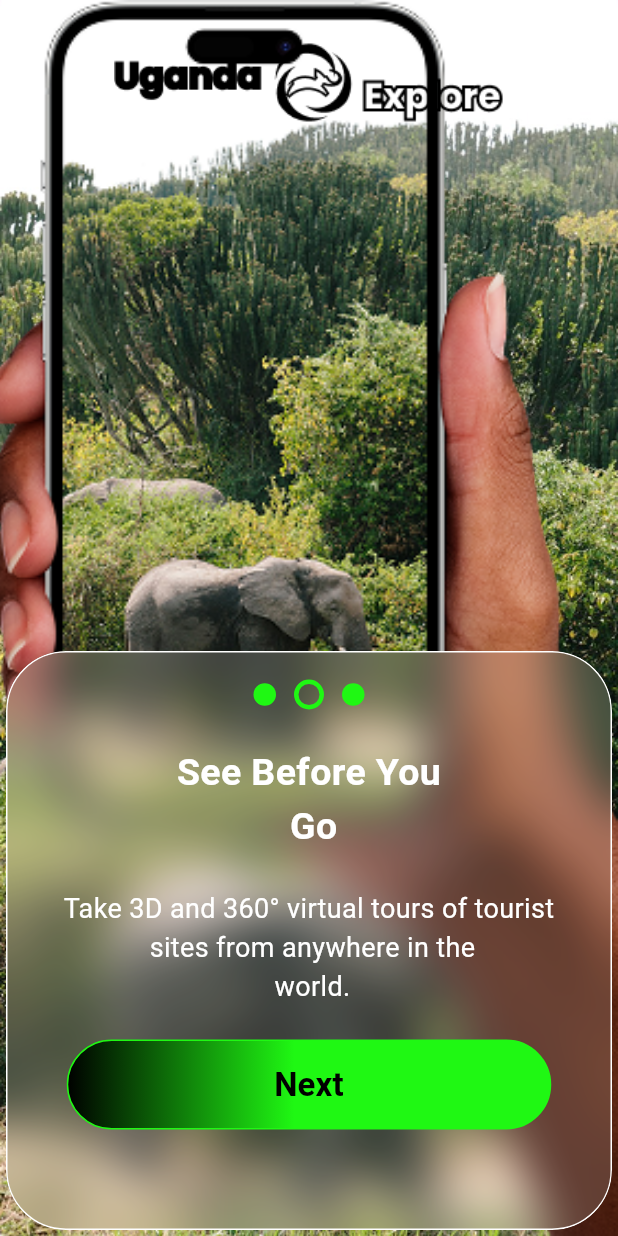
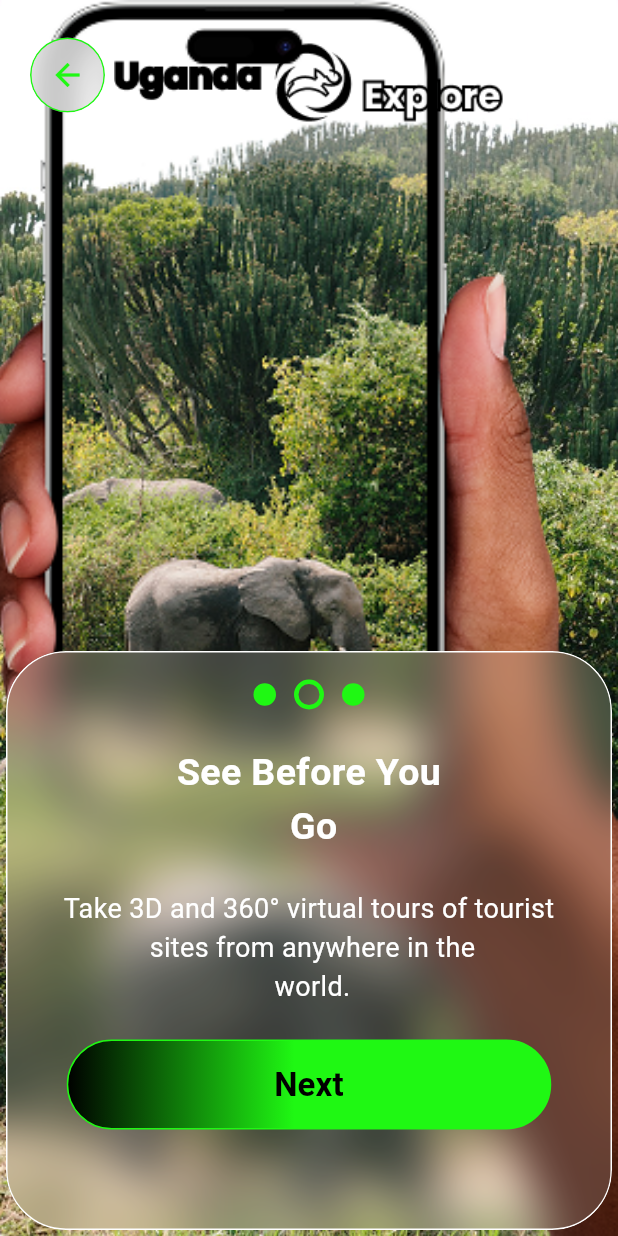
Before and after one commit to Alvin11David/UGANDA-EXPLORE, a Flutter app: the screen it shows after launch, on a phone screen of 412 x 824 dp. Run offline on Flutter 3.47's test engine with Material 3 defaults, Android fonts, the phone set to English and light mode, and no system bars; our stand-ins replace firebase_core, flutter_svg; accounts and stored records are empty; Roboto replaces fonts that are missing (Outfit).

Commit message:
createde the onboarding screen 2

```diff
--- a/uganda_explore/lib/main.dart
+++ b/uganda_explore/lib/main.dart
@@ -22,6 +22,10 @@ class MyApp extends StatelessWidget {
     return MaterialApp(
       debugShowCheckedModeBanner: false,
       title: 'Flutter Demo',
+      routes: {
+        '/onboarding_screen1': (context) => const OnboardingScreen1(),
+        '/onboarding_screen2': (context) => const OnboardingScreen2(),
+      },
       theme: ThemeData(
         // This is the theme of your application.
         //
--- a/uganda_explore/lib/screens/splash/onboarding_screen1.dart
+++ b/uganda_explore/lib/screens/splash/onboarding_screen1.dart
@@ -136,7 +136,7 @@ class OnboardingScreen1 extends StatelessWidget {
                           ),
                           child: TextButton(
                             onPressed: () {
-                              // Add navigation or action here
+                              Navigator.of(context).pushReplacementNamed('/onboarding_screen2');
                             },
                             style: TextButton.styleFrom(
                               shape: RoundedRectangleBorder(
--- a/uganda_explore/lib/screens/splash/onboarding_screen2.dart
+++ b/uganda_explore/lib/screens/splash/onboarding_screen2.dart
@@ -38,6 +38,33 @@ class OnboardingScreen2 extends StatelessWidget {
               fit: BoxFit.contain,
             ),
           ),
+         ),
+         Positioned(
+          top: 25,
+          left: 20,
+          child: ClipOval(
+            child: BackdropFilter(
+              filter: ImageFilter.blur(sigmaX: 15, sigmaY: 15),
+              child: Container(
+                width: 50,
+                height: 50,
+                decoration: BoxDecoration(
+                  color: Colors.white.withOpacity(0.15),
+                  shape: BoxShape.circle,
+                  border: Border.all(
+                    color: Color(0xFF1FF813),
+                    width: 1,
+                  ),
+                ),
+                child: IconButton(
+                  onPressed: () {
+                    Navigator.of(context).pushReplacementNamed('/onboarding_screen1');
+                  },
+                  icon: const Icon(Icons.arrow_back_sharp, color: Color(0xFF1FF813),),)
+              ),
+            ),
+
+          )
          ),
          Positioned(
           left: 4,
```
